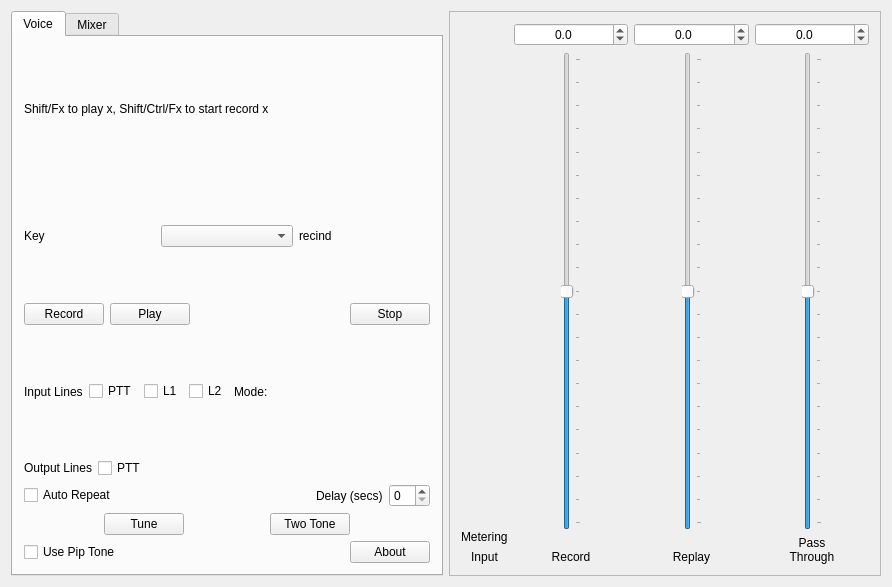
Qt form mqt/MqtKeyer/KeyerMain.ui (Rsclub22/Minos2-Mirror) before a commit.
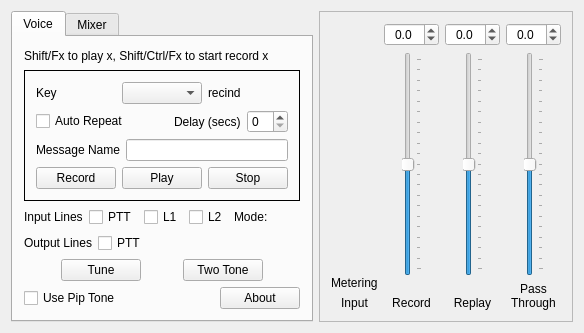
The same form after that commit. Custom widgets are drawn as their Qt base class.

Commit message: ExternalKeyer mostly working

Patch:
```diff
--- a/mqt/MqtKeyer/KeyerMain.ui
+++ b/mqt/MqtKeyer/KeyerMain.ui
@@ -6,8 +6,8 @@
    <rect>
     <x>0</x>
     <y>0</y>
-    <width>892</width>
-    <height>587</height>
+    <width>558</width>
+    <height>320</height>
    </rect>
   </property>
   <property name="windowTitle">
@@ -24,7 +24,7 @@
        <attribute name="title">
         <string>Voice</string>
        </attribute>
-       <layout class="QVBoxLayout" name="verticalLayout_2">
+       <layout class="QVBoxLayout" name="verticalLayout_8">
         <item>
          <widget class="QLabel" name="label_3">
           <property name="text">
@@ -33,6 +33,12 @@
          </widget>
         </item>
         <item>
+         <widget class="QFrame" name="messageFrame">
+          <property name="frameShape">
+           <enum>QFrame::Box</enum>
+          </property>
+          <layout class="QVBoxLayout" name="verticalLayout_2">
+           <item>
          <layout class="QHBoxLayout" name="horizontalLayout_3">
           <item>
            <widget class="QLabel" name="label_4">
@@ -53,6 +59,54 @@
           </item>
          </layout>
         </item>
+           <item>
+            <layout class="QHBoxLayout" name="horizontalLayout_7">
+             <item>
+              <widget class="QCheckBox" name="AutoRepeatCheckBox">
+               <property name="text">
+                <string>Auto Repeat</string>
+               </property>
+              </widget>
+             </item>
+             <item>
+              <spacer name="horizontalSpacer_3">
+               <property name="orientation">
+                <enum>Qt::Horizontal</enum>
+               </property>
+               <property name="sizeHint" stdset="0">
+                <size>
+                 <width>40</width>
+                 <height>20</height>
+                </size>
+               </property>
+              </spacer>
+             </item>
+             <item>
+              <widget class="QLabel" name="label_7">
+               <property name="text">
+                <string>Delay (secs)</string>
+               </property>
+              </widget>
+             </item>
+             <item>
+              <widget class="QSpinBox" name="delayEdit"/>
+             </item>
+            </layout>
+           </item>
+           <item>
+            <layout class="QHBoxLayout" name="horizontalLayout_12">
+             <item>
+              <widget class="QLabel" name="label_12">
+               <property name="text">
+                <string>Message Name</string>
+               </property>
+              </widget>
+             </item>
+             <item>
+              <widget class="QLineEdit" name="messageName"/>
+             </item>
+            </layout>
+           </item>
         <item>
          <layout class="QHBoxLayout" name="horizontalLayout_4">
           <item>
@@ -91,6 +145,9 @@
           </item>
          </layout>
         </item>
+          </layout>
+         </widget>
+        </item>
         <item>
          <layout class="QHBoxLayout" name="horizontalLayout_5">
           <item>
@@ -181,40 +238,6 @@
           </item>
          </layout>
         </item>
-        <item>
-         <layout class="QHBoxLayout" name="horizontalLayout_7">
-          <item>
-           <widget class="QCheckBox" name="AutoRepeatCheckBox">
-            <property name="text">
-             <string>Auto Repeat</string>
-            </property>
-           </widget>
-          </item>
-          <item>
-           <spacer name="horizontalSpacer_3">
-            <property name="orientation">
-             <enum>Qt::Horizontal</enum>
-            </property>
-            <property name="sizeHint" stdset="0">
-             <size>
-              <width>40</width>
-              <height>20</height>
-             </size>
-            </property>
-           </spacer>
-          </item>
-          <item>
-           <widget class="QLabel" name="label_7">
-            <property name="text">
-             <string>Delay (secs)</string>
-            </property>
-           </widget>
-          </item>
-          <item>
-           <widget class="QSpinBox" name="delayEdit"/>
-          </item>
-         </layout>
-        </item>
         <item>
          <layout class="QHBoxLayout" name="horizontalLayout_8">
           <item>
```
Lines whose indentation alone changed are shown as unchanged. The commit also changes 41 other files.
